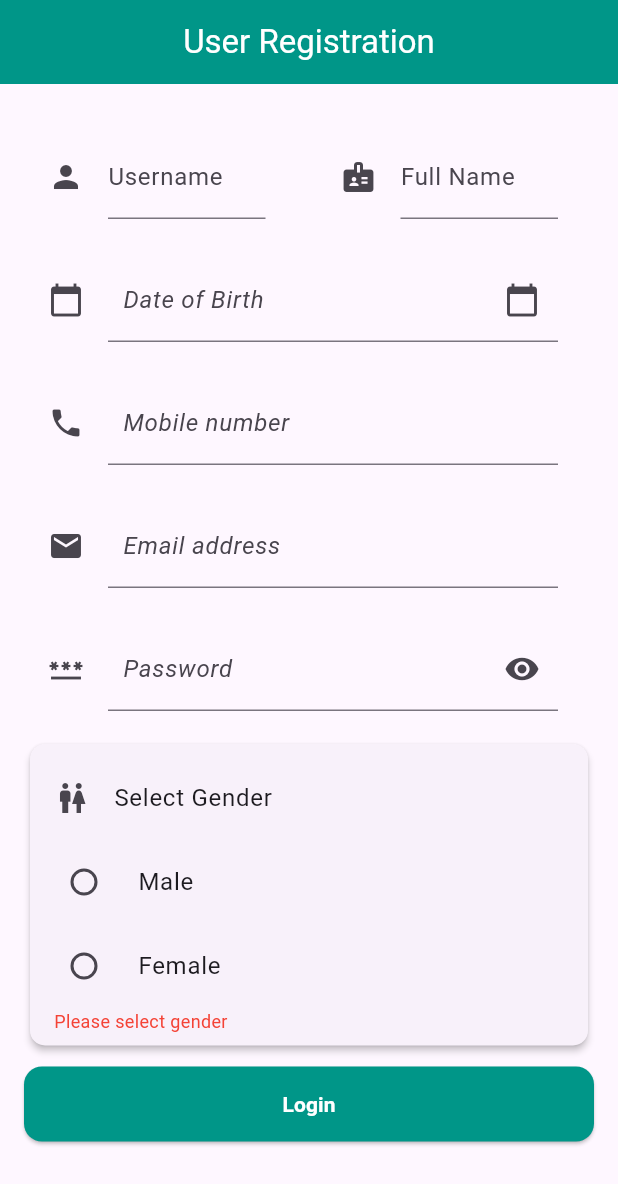
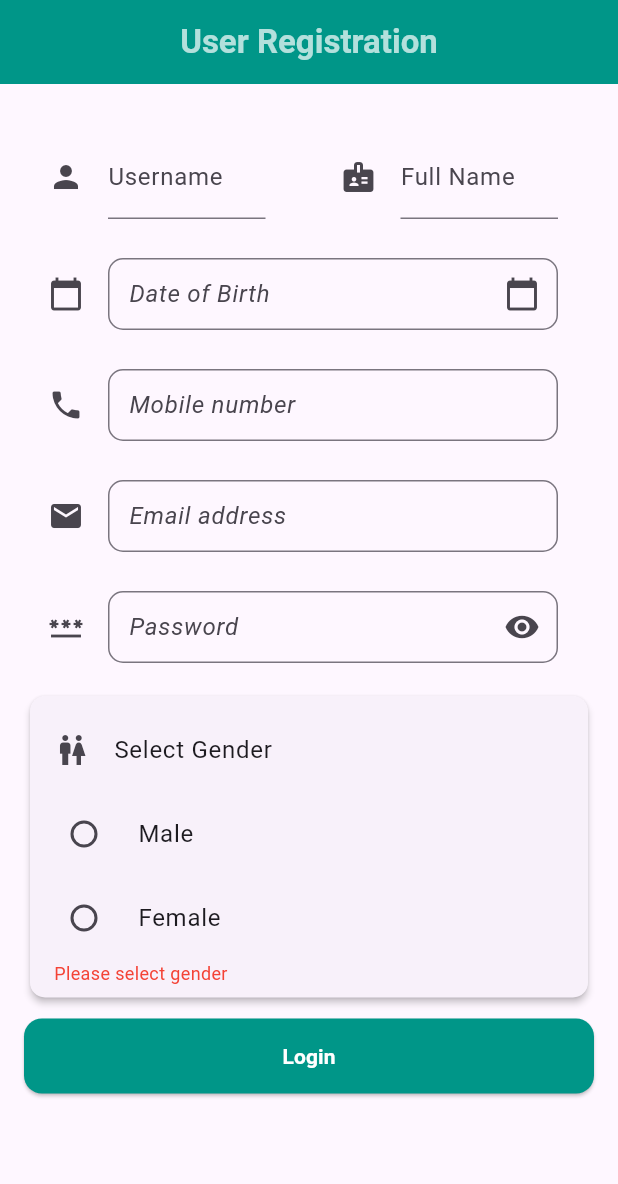
Before and after one commit to shivamkathait19/Card_x, a Flutter app: the screen it shows after launch, on a phone screen of 412 x 824 dp. Shown: the top 1184 px of the screen. Run offline on Flutter 3.47's test engine with Material 3 defaults, Android fonts, the phone set to English and light mode, and no system bars; our stand-ins replace firebase_core, flutter_feather_icons; accounts and stored records are empty.

Commit message:
Update MainForm.dart

```diff
--- a/lib/mainFile/MainForm.dart
+++ b/lib/mainFile/MainForm.dart
@@ -68,26 +68,23 @@ class _MainFormState extends State<MainForm>{
     return InputDecoration(
       labelText: label,
       labelStyle: TextStyle(fontStyle: FontStyle.italic),
-      border: OutlineInputBorder(borderRadius: BorderRadius.circular(10)borderSide:
-      BorderSide(color: Colors.teal ,width:2))enabledBorder: OutlineInputBorder(
-      borderSide: BorderSide(color: Colors.grey)
-    ),
+      border: OutlineInputBorder(borderRadius: BorderRadius.circular(10)),
       contentPadding: EdgeInsets.symmetric(horizontal: 10,vertical: 8),
     );
   }
      @override
           Widget build(BuildContext context) {
           return Scaffold(
-           // backgroundColor: Colors.black26,
+            // backgroundColor: Colors.black26,
             appBar: AppBar(
-              title: Text("User Registration"),
+              title: Text("User Registration",style: TextStyle(fontWeight: FontWeight.bold),),
               backgroundColor: Colors.teal,
-              foregroundColor: Colors.white,
+              foregroundColor: Colors.white70,
               centerTitle: true,
             ),
            //backgroundColor: Colors.white,
           body: Container(
-         child :SingleChildScrollView(
+            child :SingleChildScrollView(
          child: Padding(
            padding: EdgeInsets.all(16),
            child: Form
```
